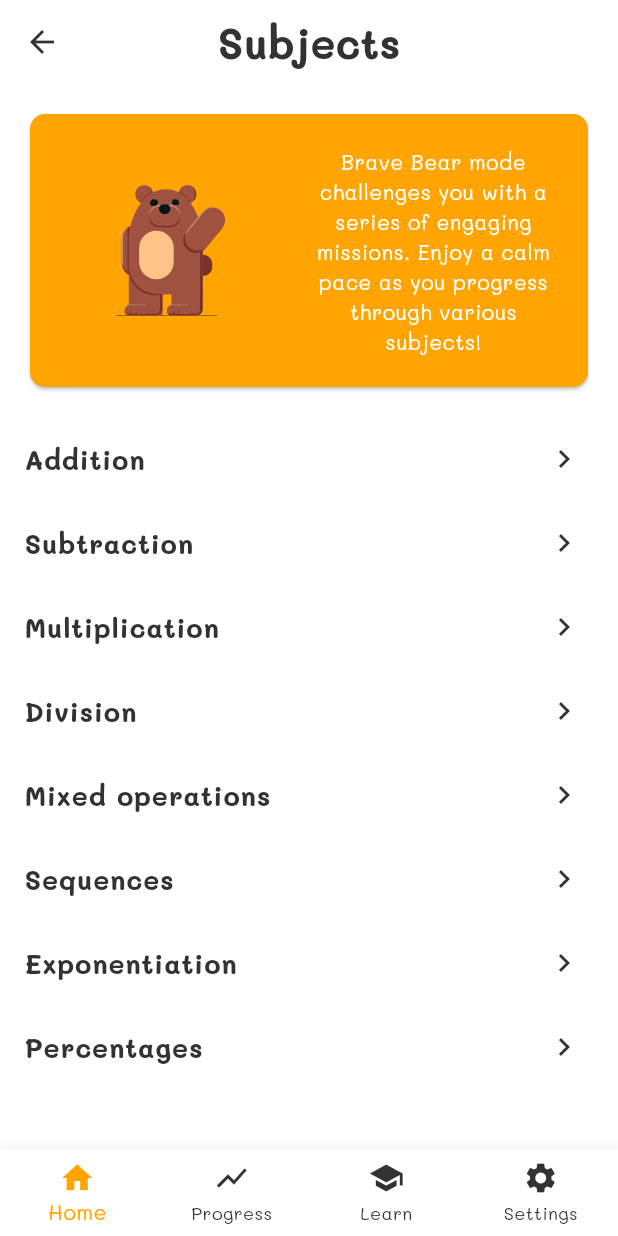
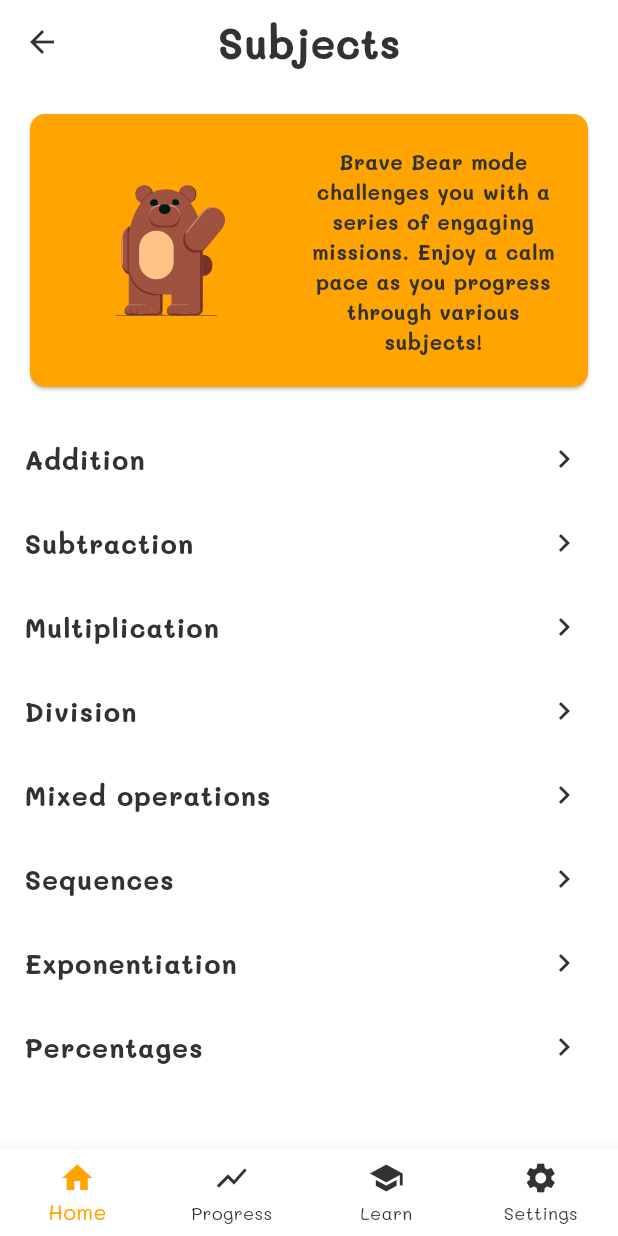
Before and after one commit to OtoJauja/MatMat-app, a Flutter app: the screen it shows once a user with an empty profile is signed in, after a tap on "Start", on a phone screen of 412 x 824 dp. Run offline on Flutter 3.47's test engine with Material 3 defaults, Android fonts, the light colour scheme and no system bars; our stand-ins replace cloud_firestore, easy_localization, firebase_auth, firebase_core, fl_chart, lottie and 1 more; missing offline and left inert: hexagon; accounts and stored records are empty.

Commit message:
Added resized animations and small adjustments

```diff
--- a/lib/Views/settings_view.dart
+++ b/lib/Views/settings_view.dart
@@ -133,6 +133,7 @@ class SettingsView extends StatelessWidget {
                                 style: const TextStyle(
                                   fontFamily: 'Mali',
                                   fontSize: 14,
+                                  fontWeight: FontWeight.bold,
                                   color: Color.fromARGB(255, 50, 50, 50),
                                 ),
                                 textAlign: TextAlign.center,
--- a/lib/Views/subjects_view_calm.dart
+++ b/lib/Views/subjects_view_calm.dart
@@ -69,7 +69,8 @@ class SubjectsViewCalm extends StatelessWidget {
                           style: const TextStyle(
                             fontFamily: 'Mali',
                             fontSize: 14,
-                            color: Colors.white,
+                            fontWeight: FontWeight.bold,
+                            color: Color.fromARGB(255, 50, 50, 50),
                           ),
                           textAlign: TextAlign.center,
                           softWrap: true,
--- a/lib/Views/subjects_view_fast.dart
+++ b/lib/Views/subjects_view_fast.dart
@@ -70,7 +70,8 @@ class SubjectsViewFast extends StatelessWidget {
                           style: const TextStyle(
                             fontFamily: 'Mali',
                             fontSize: 14,
-                            color: Colors.white,
+                            fontWeight: FontWeight.bold,
+                            color: Color.fromARGB(255, 50, 50, 50),
                           ),
                           textAlign: TextAlign.center,
                           softWrap: true,
```
